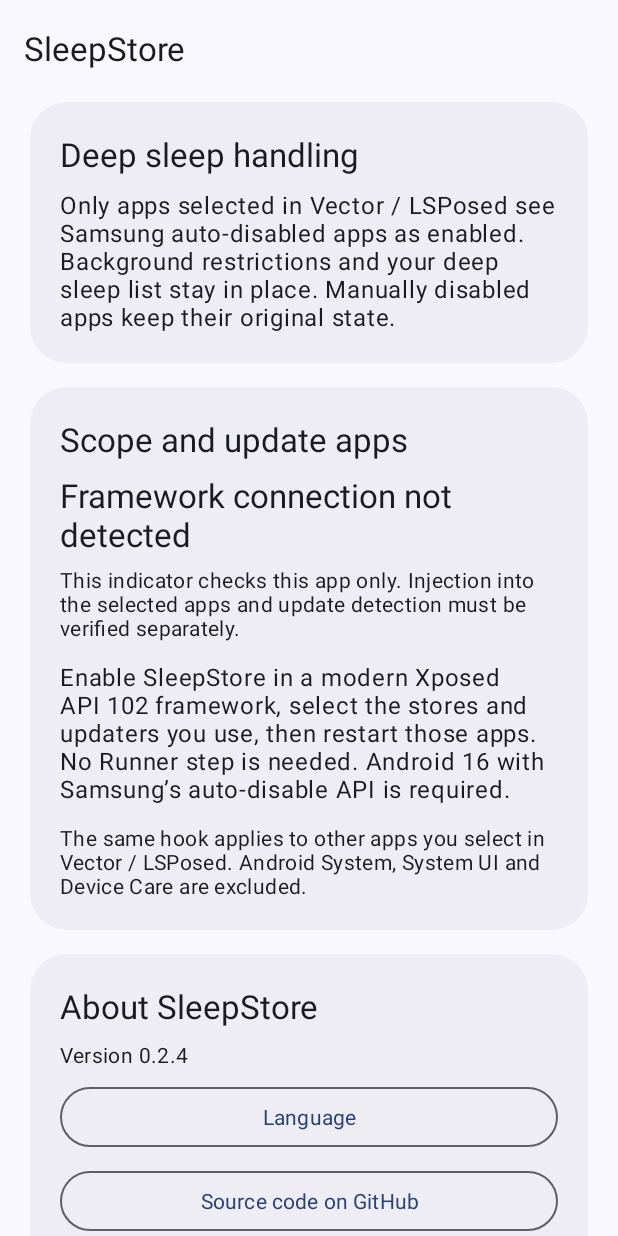
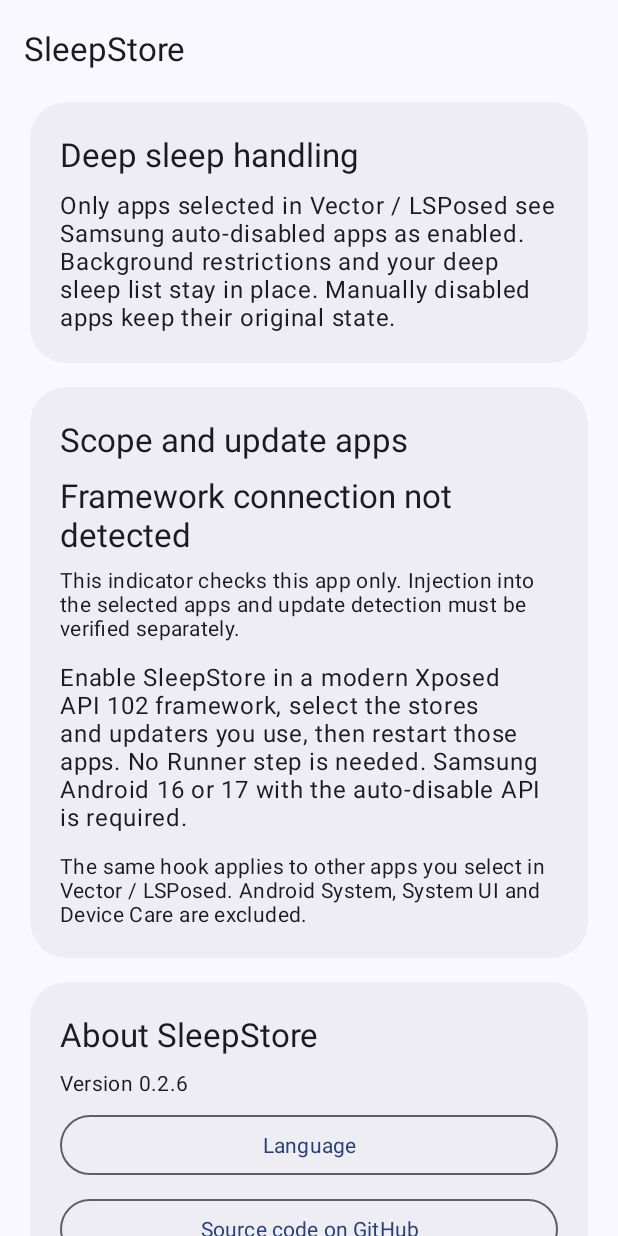
Before and after one commit to OneUI-Mods/SleepStore, an Android app: the screen it shows after launch (MainActivity), on a phone screen of 412 x 824 dp. Run offline under Robolectric (Android 15) with nearby library versions, the phone set to English and light mode, and no system bars; libraries missing offline, so code that uses them is left out: io.github.libxposed.service; 1 statement that could not run was skipped.

Commit message:
Release SleepStore 0.2.6

```diff
--- a/app/build.gradle
+++ b/app/build.gradle
@@ -9,7 +9,7 @@ android {
     compileSdk {
         version = release(37) { minorApiLevel = 2 }
     }
-    defaultConfig { applicationId 'dev.ryuya.sleepstore'; minSdk 35; targetSdk 36; versionCode 6; versionName '0.2.4' }
+    defaultConfig { applicationId 'dev.ryuya.sleepstore'; minSdk 35; targetSdk 36; versionCode 8; versionName '0.2.6' }
     signingConfigs {
         release {
             if (localSigning.exists()) {
--- a/app/src/main/java/dev/ryuya/sleepstore/MainActivity.kt
+++ b/app/src/main/java/dev/ryuya/sleepstore/MainActivity.kt
@@ -27,7 +27,6 @@ import com.google.android.material.color.MaterialColors
 import com.google.android.material.dialog.MaterialAlertDialogBuilder
 import java.io.IOException
 import java.nio.charset.StandardCharsets
-import kotlin.jvm.JvmStatic
 import kotlin.math.round
 
 class MainActivity : AppCompatActivity() {
@@ -71,7 +70,7 @@ class MainActivity : AppCompatActivity() {
         text(
             integration,
             getString(
-                if (MainActivity.frameworkLoaded()) R.string.framework_active
+                if (frameworkInjected) R.string.framework_active
                 else R.string.framework_inactive,
             ),
             16,
@@ -261,9 +260,7 @@ class MainActivity : AppCompatActivity() {
     companion object {
         const val SOURCE: String = "https://github.com/ryuya0124/SleepStore"
 
-        @JvmStatic
-        fun frameworkLoaded(): Boolean {
-            return false
-        }
+        @JvmField @Volatile
+        var frameworkInjected: Boolean = false
     }
 }
--- a/app/src/main/res/values/strings.xml
+++ b/app/src/main/res/values/strings.xml
@@ -4,7 +4,7 @@
 <string name="protection_title">Deep sleep handling</string>
 <string name="protection_body">Only apps selected in Vector / LSPosed see Samsung auto-disabled apps as enabled. Background restrictions and your deep sleep list stay in place. Manually disabled apps keep their original state.</string>
 <string name="setup_title">Scope and update apps</string>
-<string name="setup_body">Enable SleepStore in a modern Xposed API 102 framework, select the stores and updaters you use, then restart those apps. No Runner step is needed. Android 16 with Samsung’s auto-disable API is required.</string>
+<string name="setup_body">Enable SleepStore in a modern Xposed API 102 framework, select the stores and updaters you use, then restart those apps. No Runner step is needed. Samsung Android 16 or 17 with the auto-disable API is required.</string>
 <string name="framework_active">Framework connected to this app</string>
 <string name="framework_inactive">Framework connection not detected</string>
 <string name="framework_hint">This indicator checks this app only. Injection into the selected apps and update detection must be verified separately.</string>
```
Also changed, not shown: app/src/main/java/dev/ryuya/sleepstore/StoreHook.kt (+14 -14 lines), 5 other files.
